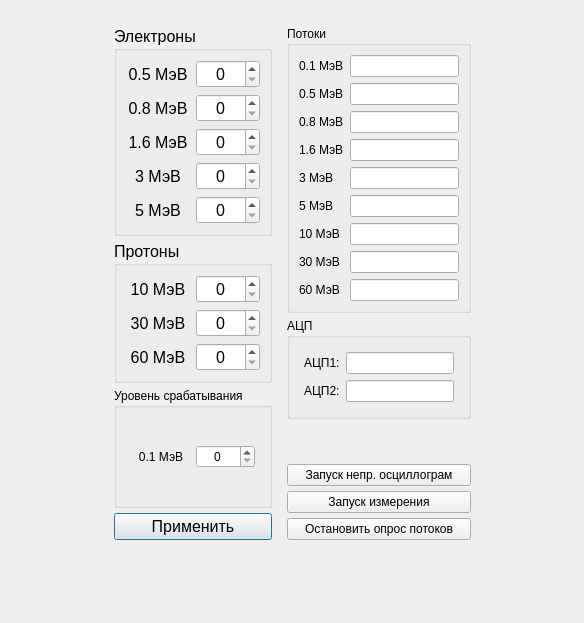
First picture: the form in frontend/DialogMPPControl.ui, repository AtariVC/ddii_scopus, before the edit.
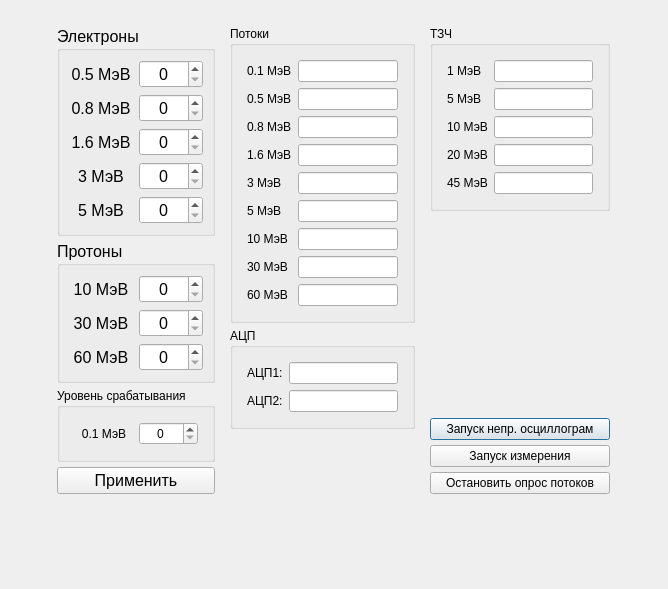
Second picture: the form after the edit.

Commit message: update mpp control

```diff
--- a/frontend/DialogMPPControl.ui
+++ b/frontend/DialogMPPControl.ui
@@ -6,8 +6,8 @@
    <rect>
     <x>0</x>
     <y>0</y>
-    <width>584</width>
-    <height>623</height>
+    <width>668</width>
+    <height>589</height>
    </rect>
   </property>
   <property name="windowTitle">
@@ -32,7 +32,7 @@
       <number>5</number>
      </property>
      <item>
-      <layout class="QGridLayout" name="gridLayout_3" rowstretch="0,0" columnstretch="0,0,0,0,0">
+      <layout class="QGridLayout" name="gridLayout_3" rowstretch="0,0" columnstretch="0,0,0,0,0,0,0">
        <property name="leftMargin">
         <number>5</number>
        </property>
@@ -68,303 +68,201 @@
          </item>
         </layout>
        </item>
-       <item row="0" column="1">
-        <layout class="QVBoxLayout" name="verticalLayout_2">
-         <property name="spacing">
-          <number>5</number>
-         </property>
-         <property name="leftMargin">
-          <number>5</number>
-         </property>
-         <property name="topMargin">
-          <number>5</number>
-         </property>
-         <property name="rightMargin">
-          <number>5</number>
-         </property>
-         <property name="bottomMargin">
-          <number>5</number>
-         </property>
-         <item>
-          <widget class="QGroupBox" name="groupBox">
-           <property name="font">
-            <font>
-             <family>MS Shell Dlg 2</family>
-             <pointsize>12</pointsize>
-             <weight>50</weight>
-             <italic>false</italic>
-             <bold>false</bold>
-            </font>
-           </property>
-           <property name="styleSheet">
-            <string notr="true">font: 12pt &quot;MS Shell Dlg 2&quot;;</string>
-           </property>
-           <property name="title">
-            <string>Электроны</string>
-           </property>
-           <layout class="QGridLayout" name="gridLayout_7">
-            <item row="0" column="0">
-             <layout class="QGridLayout" name="gridLayout_4">
-              <item row="4" column="0">
-               <widget class="QLabel" name="label_5">
-                <property name="text">
-                 <string>3 МэВ</string>
-                </property>
-                <property name="alignment">
-                 <set>Qt::AlignCenter</set>
-                </property>
-               </widget>
-              </item>
-              <item row="2" column="0">
-               <widget class="QLabel" name="label_3">
-                <property name="text">
-                 <string>0.8 МэВ</string>
-                </property>
-                <property name="alignment">
-                 <set>Qt::AlignCenter</set>
-                </property>
-               </widget>
-              </item>
-              <item row="5" column="0">
-               <widget class="QLabel" name="label_6">
-                <property name="text">
-                 <string>5 МэВ</string>
-                </property>
-                <property name="alignment">
-                 <set>Qt::AlignCenter</set>
-                </property>
-               </widget>
-              </item>
-              <item row="3" column="0">
-               <widget class="QLabel" name="label_4">
-                <property name="text">
-                 <string>1.6 МэВ</string>
-                </property>
-                <property name="alignment">
-                 <set>Qt::AlignCenter</set>
-                </property>
-               </widget>
-              </item>
-              <item row="1" column="0">
-               <widget class="QLabel" name="label_2">
-                <property name="text">
-                 <string>0.5 МэВ</string>
-                </property>
-                <property name="alignment">
-                 <set>Qt::AlignCenter</set>
-                </property>
-               </widget>
-              </item>
-              <item row="1" column="1">
-               <widget class="QSpinBox" name="spinBox_0_5">
-                <property name="alignment">
-                 <set>Qt::AlignCenter</set>
-                </property>
-               </widget>
-              </item>
-              <item row="2" column="1">
-               <widget class="QSpinBox" name="spinBox_0_8">
-                <property name="alignment">
-                 <set>Qt::AlignCenter</set>
-                </property>
-               </widget>
-              </item>
-              <item row="3" column="1">
-               <widget class="QSpinBox" name="spinBox_1_6">
-                <property name="alignment">
-                 <set>Qt::AlignCenter</set>
-                </property>
-               </widget>
-              </item>
-              <item row="4" column="1">
-               <widget class="QSpinBox" name="spinBox_3">
-                <property name="alignment">
-                 <set>Qt::AlignCenter</set>
-                </property>
-               </widget>
-              </item>
-              <item row="5" column="1">
-               <widget class="QSpinBox" name="spinBox_5">
-                <property name="alignment">
-                 <set>Qt::AlignCenter</set>
-                </property>
-               </widget>
-              </item>
-             </layout>
-            </item>
-           </layout>
-          </widget>
-         </item>
-         <item>
-          <widget class="QGroupBox" name="groupBox_3">
-           <property name="font">
-            <font>
-             <family>MS Shell Dlg 2</family>
-             <pointsize>12</pointsize>
-             <weight>50</weight>
-             <italic>false</italic>
-             <bold>false</bold>
-            </font>
-           </property>
-           <property name="styleSheet">
-            <string notr="true">font: 12pt &quot;MS Shell Dlg 2&quot;;</string>
-           </property>
-           <property name="title">
-            <string>Протоны</string>
-           </property>
-           <layout class="QGridLayout" name="gridLayout_6">
-            <item row="1" column="0">
-             <layout class="QGridLayout" name="gridLayout_5">
-              <item row="0" column="0">
-               <widget class="QLabel" name="label_7">
-                <property name="text">
-                 <string>10 МэВ</string>
-                </property>
-                <property name="alignment">
-                 <set>Qt::AlignCenter</set>
-                </property>
-               </widget>
-              </item>
-              <item row="1" column="0">
-               <widget class="QLabel" name="label_8">
-                <property name="text">
-                 <string>30 МэВ</string>
-                </property>
-                <property name="alignment">
-                 <set>Qt::AlignCenter</set>
-                </property>
-               </widget>
-              </item>
-              <item row="2" column="0">
-               <widget class="QLabel" name="label_9">
-                <property name="text">
-                 <string>60 МэВ</string>
-                </property>
-                <property name="alignment">
-                 <set>Qt::AlignCenter</set>
-                </property>
-               </widget>
-              </item>
-              <item row="0" column="1">
-               <widget class="QSpinBox" name="spinBox_10">
-                <property name="alignment">
-                 <set>Qt::AlignCenter</set>
-                </property>
-               </widget>
-              </item>
-              <item row="1" column="1">
-               <widget class="QSpinBox" name="spinBox_30">
-                <property name="alignment">
-                 <set>Qt::AlignCenter</set>
-                </property>
-               </widget>
-              </item>
-              <item row="2" column="1">
-               <widget class="QSpinBox" name="spinBox_60">
-                <property name="alignment">
-                 <set>Qt::AlignCenter</set>
-                </property>
-               </widget>
-              </item>
-             </layout>
-            </item>
-           </layout>
-          </widget>
-         </item>
-         <item>
-          <widget class="QGroupBox" name="groupBox_2">
-           <property name="styleSheet">
-            <string notr="true">font: 12pt &quot;MS Shell Dlg 2&quot;;</string>
-           </property>
-           <property name="title">
-            <string>Уровень срабатывания</string>
-           </property>
-           <layout class="QVBoxLayout" name="verticalLayout">
-            <item>
-             <layout class="QGridLayout" name="gridLayout_8">
-              <property name="leftMargin">
-               <number>5</number>
-              </property>
-              <property name="topMargin">
-               <number>5</number>
-              </property>
-              <property name="rightMargin">
-               <number>5</number>
-              </property>
-              <property name="bottomMargin">
-               <number>5</number>
-              </property>
-              <property name="spacing">
-               <number>5</number>
-              </property>
-              <item row="0" column="0">
-               <widget class="QLabel" name="label">
-                <property name="text">
-                 <string>0.1 МэВ</string>
-                </property>
-                <property name="alignment">
-                 <set>Qt::AlignCenter</set>
-                </property>
-               </widget>
-              </item>
-              <item row="0" column="1">
-               <widget class="QSpinBox" name="spinBox_0_1">
-                <property name="alignment">
-                 <set>Qt::AlignCenter</set>
-                </property>
-               </widget>
-              </item>
-             </layout>
-            </item>
-           </layout>
-          </widget>
-         </item>
-         <item>
-          <widget class="QPushButton" name="pushButton_apply">
-           <property name="font">
-            <font>
-             <family>MS Shell Dlg 2</family>
-             <pointsize>12</pointsize>
-             <weight>50</weight>
-             <italic>false</italic>
-             <bold>false</bold>
-            </font>
-           </property>
-           <property name="styleSheet">
-            <string notr="true">font: 12pt &quot;MS Shell Dlg 2&quot;;</string>
-           </property>
-           <property name="text">
-            <string>Применить</string>
-           </property>
-          </widget>
-         </item>
-        </layout>
-       </item>
        <item row="0" column="4">
-        <spacer name="horizontalSpacer">
-         <property name="orientation">
-          <enum>Qt::Horizontal</enum>
+        <layout class="QVBoxLayout" name="verticalLayout_3">
+         <property name="spacing">
+          <number>5</number>
          </property>
-         <property name="sizeHint" stdset="0">
-          <size>
-           <width>40</width>
-           <height>20</height>
-          </size>
+         <property name="leftMargin">
+          <number>5</number>
          </property>
-        </spacer>
-       </item>
-       <item row="1" column="3">
-        <spacer name="verticalSpacer">
-         <property name="orientation">
-          <enum>Qt::Vertical</enum>
+         <property name="topMargin">
+          <number>5</number>
          </property>
-         <property name="sizeHint" stdset="0">
-          <size>
-           <width>20</width>
-           <height>40</height>
-          </size>
+         <property name="rightMargin">
+          <number>5</number>
          </property>
-        </spacer>
+         <property name="bottomMargin">
+          <number>5</number>
+         </property>
+         <item>
+          <widget class="QGroupBox" name="groupBox_6">
+           <property name="styleSheet">
+            <string notr="true">font: 12pt &quot;MS Shell Dlg 2&quot;;</string>
+           </property>
+           <property name="title">
+            <string>ТЗЧ</string>
+           </property>
+           <layout class="QVBoxLayout" name="verticalLayout_8">
+            <item>
+             <layout class="QGridLayout" name="gridLayout_9">
+              <property name="leftMargin">
+               <number>5</number>
+              </property>
+              <property name="topMargin">
+               <number>5</number>
+              </property>
+              <property name="rightMargin">
+               <number>5</number>
+              </property>
+              <property name="bottomMargin">
+               <number>5</number>
+              </property>
+              <item row="3" column="0">
+               <widget class="QLabel" name="label_24">
+                <property name="text">
+                 <string>20 МэВ</string>
+                </property>
+               </widget>
+              </item>
+              <item row="4" column="0">
+               <widget class="QLabel" name="label_25">
+                <property name="text">
+                 <string>45 МэВ</string>
+                </property>
+               </widget>
+              </item>
+              <item row="2" column="0">
+               <widget class="QLabel" name="label_23">
+                <property name="text">
+                 <string>10 МэВ</string>
+                </property>
+               </widget>
+              </item>
+              <item row="0" column="0">
+               <widget class="QLabel" name="label_21">
+                <property name="text">
+                 <string>1 МэВ</string>
+                </property>
+               </widget>
+              </item>
+              <item row="1" column="0">
+               <widget class="QLabel" name="label_22">
+                <property name="text">
+                 <string>5 МэВ</string>
+                </property>
+               </widget>
+              </item>
+              <item row="0" column="1">
+               <widget class="QLineEdit" name="lineEdit">
+                <property name="sizePolicy">
+                 <sizepolicy hsizetype="Expanding" vsizetype="Fixed">
+                  <horstretch>100</horstretch>
+                  <verstretch>0</verstretch>
+                 </sizepolicy>
+                </property>
+                <property name="minimumSize">
+                 <size>
+                  <width>70</width>
+                  <height>0</height>
+                 </size>
+                </property>
+               </widget>
+              </item>
+              <item row="1" column="1">
+               <widget class="QLineEdit" name="lineEdit_2">
+                <property name="sizePolicy">
+                 <sizepolicy hsizetype="Expanding" vsizetype="Fixed">
+                  <horstretch>100</horstretch>
+                  <verstretch>0</verstretch>
+                 </sizepolicy>
+                </property>
+                <property name="minimumSize">
+                 <size>
+                  <width>70</width>
+                  <height>0</height>
+                 </size>
+                </property>
+               </widget>
+              </item>
+              <item row="2" column="1">
+               <widget class="QLineEdit" name="lineEdit_3">
+                <property name="sizePolicy">
+                 <sizepolicy hsizetype="Expanding" vsizetype="Fixed">
+                  <horstretch>100</horstretch>
+                  <verstretch>0</verstretch>
+                 </sizepolicy>
+                </property>
+                <property name="minimumSize">
+                 <size>
+                  <width>70</width>
+                  <height>0</height>
+                 </size>
+                </property>
+               </widget>
+              </item>
+              <item row="3" column="1">
+               <widget class="QLineEdit" name="lineEdit_4">
+                <property name="sizePolicy">
+                 <sizepolicy hsizetype="Expanding" vsizetype="Fixed">
+                  <horstretch>100</horstretch>
+                  <verstretch>0</verstretch>
+                 </sizepolicy>
+                </property>
+                <property name="minimumSize">
+                 <size>
+                  <width>70</width>
+                  <height>0</height>
+                 </size>
+                </property>
+               </widget>
+              </item>
+              <item row="4" column="1">
+               <widget class="QLineEdit" name="lineEdit_5">
+                <property name="sizePolicy">
+                 <sizepolicy hsizetype="Expanding" vsizetype="Fixed">
+                  <horstretch>100</horstretch>
+                  <verstretch>0</verstretch>
+                 </sizepolicy>
+                </property>
+                <property name="minimumSize">
+                 <size>
+                  <width>70</width>
+                  <height>0</height>
+                 </size>
+                </property>
+               </widget>
+              </item>
+             </layout>
+            </item>
+           </layout>
+          </widget>
+         </item>
+         <item>
+          <spacer name="verticalSpacer_3">
+           <property name="orientation">
+            <enum>Qt::Vertical</enum>
+           </property>
+           <property name="sizeHint" stdset="0">
+            <size>
+             <width>20</width>
+             <height>40</height>
+            </size>
+           </property>
+          </spacer>
+         </item>
+         <item>
+          <widget class="QPushButton" name="pushButton_3">
+           <property name="text">
+            <string>Запуск непр. осциллограм</string>
+           </property>
+          </widget>
+         </item>
+         <item>
+          <widget class="QPushButton" name="pushButton_2">
+           <property name="text">
+            <string>Запуск измерения</string>
+           </property>
+          </widget>
+         </item>
+         <item>
+          <widget class="QPushButton" name="pushButton">
+           <property name="text">
+            <string>Остановить опрос потоков</string>
+           </property>
+          </widget>
+         </item>
+        </layout>
        </item>
        <item row="0" column="3">
         <layout class="QVBoxLayout" name="verticalLayout_6">
@@ -394,6 +292,18 @@
            <layout class="QVBoxLayout" name="verticalLayout_4">
             <item>
              <layout class="QGridLayout" name="gridLayout">
+              <property name="leftMargin">
+               <number>5</number>
+              </property>
+              <property name="topMargin">
+               <number>5</number>
+              </property>
+              <property name="rightMargin">
+               <number>5</number>
+              </property>
+              <property name="bottomMargin">
+               <number>5</number>
+              </property>
               <item row="0" column="0">
                <widget class="QLabel" name="label_10">
                 <property name="text">
@@ -673,29 +583,306 @@
            </property>
           </spacer>
          </item>
+        </layout>
+       </item>
+       <item row="0" column="1">
+        <layout class="QVBoxLayout" name="verticalLayout_2">
+         <property name="spacing">
+          <number>5</number>
+         </property>
+         <property name="leftMargin">
+          <number>5</number>
+         </property>
+         <property name="topMargin">
+          <number>5</number>
+         </property>
+         <property name="rightMargin">
+          <number>5</number>
+         </property>
+         <property name="bottomMargin">
+          <number>5</number>
+         </property>
          <item>
-          <widget class="QPushButton" name="pushButton_3">
-           <property name="text">
-            <string>Запуск непр. осциллограм</string>
+          <widget class="QGroupBox" name="groupBox">
+           <property name="font">
+            <font>
+             <family>MS Shell Dlg 2</family>
+             <pointsize>12</pointsize>
+             <weight>50</weight>
+             <italic>false</italic>
+             <bold>false</bold>
+            </font>
            </property>
+           <property name="styleSheet">
+            <string notr="true">font: 12pt &quot;MS Shell Dlg 2&quot;;</string>
+           </property>
+           <property name="title">
+            <string>Электроны</string>
+           </property>
+           <layout class="QGridLayout" name="gridLayout_7">
+            <item row="0" column="0">
+             <layout class="QGridLayout" name="gridLayout_4">
+              <item row="4" column="0">
+               <widget class="QLabel" name="label_5">
+                <property name="text">
+                 <string>3 МэВ</string>
+                </property>
+                <property name="alignment">
+                 <set>Qt::AlignCenter</set>
+                </property>
+               </widget>
+              </item>
+              <item row="2" column="0">
+               <widget class="QLabel" name="label_3">
+                <property name="text">
+                 <string>0.8 МэВ</string>
+                </property>
+                <property name="alignment">
+                 <set>Qt::AlignCenter</set>
+                </property>
+               </widget>
+              </item>
+              <item row="5" column="0">
+               <widget class="QLabel" name="label_6">
+                <property name="text">
+                 <string>5 МэВ</string>
+                </property>
+                <property name="alignment">
+                 <set>Qt::AlignCenter</set>
+                </property>
+               </widget>
+              </item>
+              <item row="3" column="0">
+               <widget class="QLabel" name="label_4">
+                <property name="text">
+                 <string>1.6 МэВ</string>
+                </property>
+                <property name="alignment">
+                 <set>Qt::AlignCenter</set>
+                </property>
+               </widget>
+              </item>
+              <item row="1" column="0">
+               <widget class="QLabel" name="label_2">
+                <property name="text">
+                 <string>0.5 МэВ</string>
+                </property>
+                <property name="alignment">
+                 <set>Qt::AlignCenter</set>
+                </property>
+               </widget>
+              </item>
+              <item row="1" column="1">
+               <widget class="QSpinBox" name="spinBox_0_5">
+                <property name="alignment">
+                 <set>Qt::AlignCenter</set>
+                </property>
+               </widget>
+              </item>
+              <item row="2" column="1">
+               <widget class="QSpinBox" name="spinBox_0_8">
+                <property name="alignment">
+                 <set>Qt::AlignCenter</set>
+                </property>
+               </widget>
+              </item>
+              <item row="3" column="1">
+               <widget class="QSpinBox" name="spinBox_1_6">
+                <property name="alignment">
+                 <set>Qt::AlignCenter</set>
+                </property>
+               </widget>
+              </item>
+              <item row="4" column="1">
+               <widget class="QSpinBox" name="spinBox_3">
+                <property name="alignment">
+                 <set>Qt::AlignCenter</set>
+                </property>
+               </widget>
+              </item>
+              <item row="5" column="1">
+               <widget class="QSpinBox" name="spinBox_5">
+                <property name="alignment">
+                 <set>Qt::AlignCenter</set>
+                </property>
+               </widget>
+              </item>
+             </layout>
+            </item>
+           </layout>
           </widget>
          </item>
          <item>
-          <widget class="QPushButton" name="pushButton_2">
-           <property name="text">
-            <string>Запуск измерения</string>
+          <widget class="QGroupBox" name="groupBox_3">
+           <property name="font">
+            <font>
+             <family>MS Shell Dlg 2</family>
+             <pointsize>12</pointsize>
+             <weight>50</weight>
+             <italic>false</italic>
+             <bold>false</bold>
+            </font>
            </property>
+           <property name="styleSheet">
+            <string notr="true">font: 12pt &quot;MS Shell Dlg 2&quot;;</string>
+           </property>
+           <property name="title">
+            <string>Протоны</string>
+           </property>
+           <layout class="QGridLayout" name="gridLayout_6">
+            <item row="1" column="0">
+             <layout class="QGridLayout" name="gridLayout_5">
+              <item row="0" column="0">
+               <widget class="QLabel" name="label_7">
+                <property name="text">
+                 <string>10 МэВ</string>
+                </property>
+                <property name="alignment">
+                 <set>Qt::AlignCenter</set>
+                </property>
+               </widget>
+              </item>
+              <item row="1" column="0">
+               <widget class="QLabel" name="label_8">
+                <property name="text">
+                 <string>30 МэВ</string>
+                </property>
+                <property name="alignment">
+                 <set>Qt::AlignCenter</set>
+                </property>
+               </widget>
+              </item>
+              <item row="2" column="0">
+               <widget class="QLabel" name="label_9">
+                <property name="text">
+                 <string>60 МэВ</string>
+                </property>
+                <property name="alignment">
+                 <set>Qt::AlignCenter</set>
+                </property>
+               </widget>
+              </item>
+              <item row="0" column="1">
+               <widget class="QSpinBox" name="spinBox_10">
+                <property name="alignment">
+                 <set>Qt::AlignCenter</set>
+                </property>
+               </widget>
+              </item>
+              <item row="1" column="1">
+               <widget class="QSpinBox" name="spinBox_30">
+                <property name="alignment">
+                 <set>Qt::AlignCenter</set>
+                </property>
+               </widget>
+              </item>
+              <item row="2" column="1">
+               <widget class="QSpinBox" name="spinBox_60">
+                <property name="alignment">
+                 <set>Qt::AlignCenter</set>
+                </property>
+               </widget>
+              </item>
+             </layout>
+            </item>
+           </layout>
           </widget>
          </item>
          <item>
-          <widget class="QPushButton" name="pushButton">
+          <widget class="QGroupBox" name="groupBox_2">
+           <property name="styleSheet">
+            <string notr="true">font: 12pt &quot;MS Shell Dlg 2&quot;;</string>
+           </property>
+           <property name="title">
+            <string>Уровень срабатывания</string>
+           </property>
+           <layout class="QVBoxLayout" name="verticalLayout">
+            <item>
+             <layout class="QGridLayout" name="gridLayout_8">
+              <property name="leftMargin">
+               <number>5</number>
+              </property>
+              <property name="topMargin">
+               <number>5</number>
+              </property>
+              <property name="rightMargin">
+               <number>5</number>
+              </property>
+              <property name="bottomMargin">
+               <number>5</number>
+              </property>
+              <property name="spacing">
+               <number>5</number>
+              </property>
+              <item row="0" column="0">
+               <widget class="QLabel" name="label">
+                <property name="text">
+                 <string>0.1 МэВ</string>
+                </property>
+                <property name="alignment">
+                 <set>Qt::AlignCenter</set>
+                </property>
+               </widget>
+              </item>
+              <item row="0" column="1">
+               <widget class="QSpinBox" name="spinBox_0_1">
+                <property name="alignment">
+                 <set>Qt::AlignCenter</set>
+                </property>
+               </widget>
+              </item>
+             </layout>
+            </item>
+           </layout>
+          </widget>
+         </item>
+         <item>
+          <widget class="QPushButton" name="pushButton_apply">
+           <property name="font">
+            <font>
+             <family>MS Shell Dlg 2</family>
+             <pointsize>12</pointsize>
+             <weight>50</weight>
+             <italic>false</italic>
+             <bold>false</bold>
+            </font>
+           </property>
+           <property name="styleSheet">
+            <string notr="true">font: 12pt &quot;MS Shell Dlg 2&quot;;</string>
+           </property>
            <property name="text">
-            <string>Остановить опрос потоков</string>
+            <string>Применить</string>
            </property>
           </widget>
          </item>
         </layout>
        </item>
+       <item row="0" column="6">
+        <spacer name="horizontalSpacer">
+         <property name="orientation">
+          <enum>Qt::Horizontal</enum>
+         </property>
+         <property name="sizeHint" stdset="0">
+          <size>
+           <width>40</width>
+           <height>20</height>
+          </size>
+         </property>
+        </spacer>
+       </item>
+       <item row="1" column="3">
+        <spacer name="verticalSpacer">
+         <property name="orientation">
+          <enum>Qt::Vertical</enum>
+         </property>
+         <property name="sizeHint" stdset="0">
+          <size>
+           <width>20</width>
+           <height>40</height>
+          </size>
+         </property>
+        </spacer>
+       </item>
       </layout>
      </item>
      <item>
```
